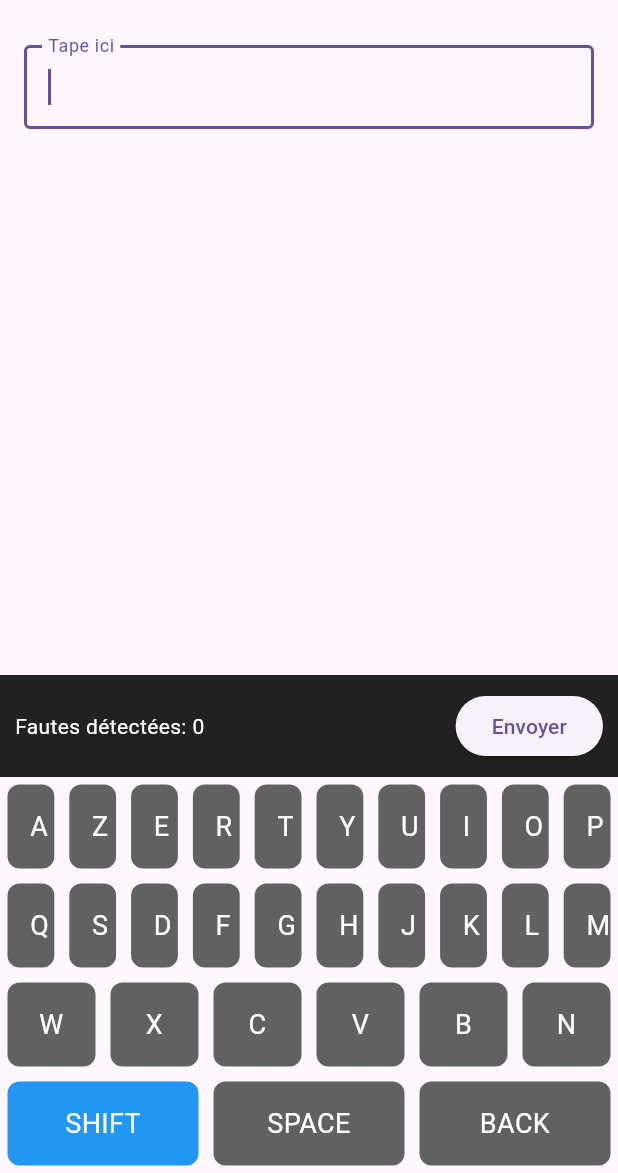
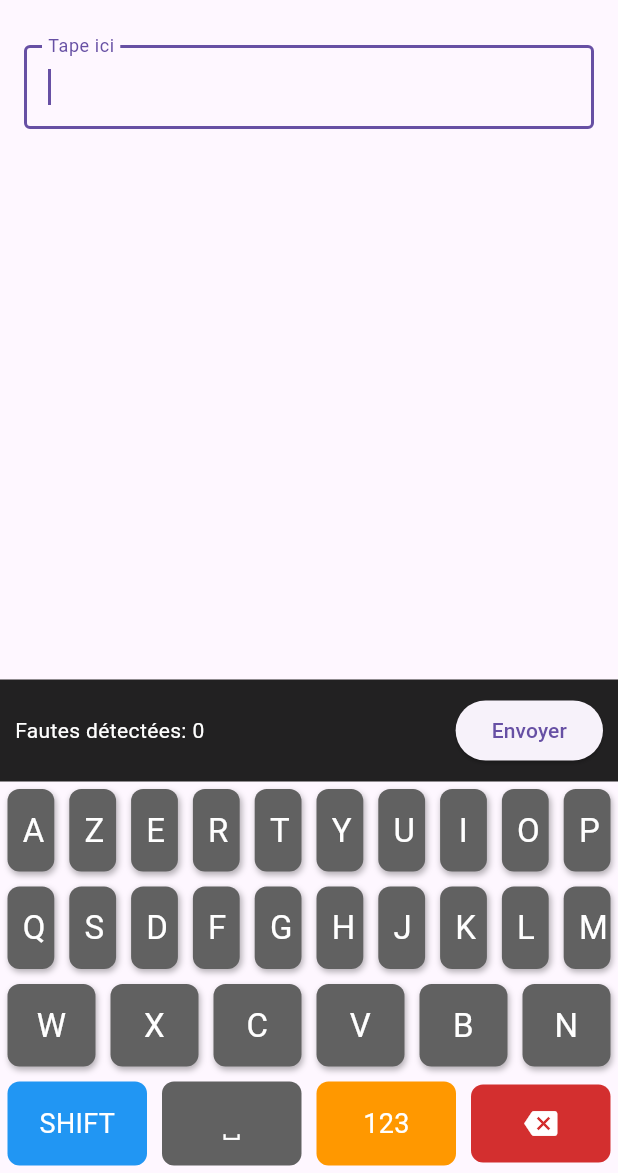
Before and after one commit to JavaChrist/Clavier_educatif, a Flutter app: the screen it shows after launch, on a phone screen of 412 x 824 dp, the part 63-1236 px from its top. Run offline on Flutter 3.47's test engine with Material 3 defaults, Android fonts, the phone set to English and light mode, and no system bars.

Commit message:
Amelioration du clavier

```diff
--- a/lib/screens/keyboard_screen.dart
+++ b/lib/screens/keyboard_screen.dart
@@ -15,7 +15,7 @@ class KeyboardScreenState extends State<KeyboardScreen> {
   final FocusNode _focusNode = FocusNode();
   List<Map<String, dynamic>> _errors = [];
   int _errorCount = 0;
-  bool _isUpperCase = true; // Ajout d'un état pour gérer les majuscules
+  bool _isUpperCase = true;
   Timer? _debounce;
 
   @override
@@ -43,13 +43,17 @@ class KeyboardScreenState extends State<KeyboardScreen> {
       if (key == "SPACE") {
         _controller.text += " ";
       } else if (key == "BACK" && _controller.text.isNotEmpty) {
-        _controller.text = _controller.text.substring(0, _controller.text.length - 1);
+        _controller.text = _controller.text.substring(
+          0,
+          _controller.text.length - 1,
+        );
       } else if (key == "BACK" && _controller.text.isEmpty) {
         return; // Empêche l'affichage de "BACK" si le champ est vide
       } else if (key == "SHIFT") {
         _isUpperCase = !_isUpperCase;
       } else {
-        _controller.text += _isUpperCase ? key.toUpperCase() : key.toLowerCase();
+        _controller.text +=
+            _isUpperCase ? key.toUpperCase() : key.toLowerCase();
       }
     });
 
@@ -79,7 +83,10 @@ class KeyboardScreenState extends State<KeyboardScreen> {
                       decoration: InputDecoration(
                         labelText: "Tape ici",
                         border: OutlineInputBorder(),
-                        errorText: _errors.isNotEmpty ? "⚠ ${_errors.length} fautes détectées" : null,
+                        errorText:
+                            _errors.isNotEmpty
+                                ? "⚠ ${_errors.length} fautes détectées"
+                                : null,
                       ),
                       style: const TextStyle(color: Colors.black),
                     ),
@@ -89,12 +96,8 @@ class KeyboardScreenState extends State<KeyboardScreen> {
                     onSubmit: () {},
                     errorCount: _errorCount,
                     onKeyTap: _onKeyTap,
-                    isUpperCase: _isUpperCase, // Ajouté pour gérer les majuscules
-                    onShiftTap: () {
-                      setState(() {
-                        _isUpperCase = !_isUpperCase;
-                      });
-                    }, // Ajouté pour basculer entre majuscule et minuscule
+                    isUpperCase: _isUpperCase,
+                    onShiftTap: () => _onKeyTap("SHIFT"),
                   ),
                 ],
               ),
--- a/lib/widgets/custom_keyboard.dart
+++ b/lib/widgets/custom_keyboard.dart
@@ -1,6 +1,6 @@
 import 'package:flutter/material.dart';
 
-class CustomKeyboard extends StatelessWidget {
+class CustomKeyboard extends StatefulWidget {
   final TextEditingController controller;
   final VoidCallback onSubmit;
   final int errorCount;
@@ -8,7 +8,7 @@ class CustomKeyboard extends StatelessWidget {
   final bool isUpperCase;
   final VoidCallback onShiftTap;
 
-  CustomKeyboard({
+  const CustomKeyboard({
     super.key,
     required this.controller,
     required this.onSubmit,
@@ -17,6 +17,14 @@ class CustomKeyboard extends StatelessWidget {
     required this.isUpperCase,
     required this.onShiftTap,
   });
+
+  @override
+  CustomKeyboardState createState() => CustomKeyboardState();
+}
+
+class CustomKeyboardState extends State<CustomKeyboard> {
+  bool isSymbols = false; // Toggle pour chiffres & symboles
+  bool isPressed = false; // Variable globale pour gérer l'effet d'appui
 
   final List<String> keysRow1 = [
     'A',
@@ -43,37 +51,64 @@ class CustomKeyboard extends StatelessWidget {
     'M',
   ];
   final List<String> keysRow3 = ['W', 'X', 'C', 'V', 'B', 'N'];
+  final List<String> numberKeys = [
+    '1',
+    '2',
+    '3',
+    '4',
+    '5',
+    '6',
+    '7',
+    '8',
+    '9',
+    '0',
+  ];
+  final List<String> symbolKeys = [
+    '!',
+    '@',
+    '#',
+    r'$',
+    '%',
+    '^',
+    '&',
+    '*',
+    '(',
+    ')',
+  ];
 
   @override
   Widget build(BuildContext context) {
-    double keyboardWidth =
-        MediaQuery.of(context).size.width; // Ajuste à la largeur de l'écran
+    double keyboardWidth = MediaQuery.of(context).size.width;
     return SizedBox(
       width: keyboardWidth,
       child: Column(
         mainAxisAlignment: MainAxisAlignment.end,
         children: [
-          Container(
+          _buildHeader(),
+          isSymbols ? _buildKeyRow(numberKeys) : _buildKeyRow(keysRow1),
+          isSymbols ? _buildKeyRow(symbolKeys) : _buildKeyRow(keysRow2),
+          _buildKeyRow(keysRow3),
+          _buildBottomRow(),
+        ],
+      ),
+    );
+  }
+
+  Widget _buildHeader() {
+    return Container(
       color: Colors.black87,
-            padding: EdgeInsets.all(10),
+      padding: const EdgeInsets.all(10),
       child: Row(
         mainAxisAlignment: MainAxisAlignment.spaceBetween,
         children: [
           Text(
-                  "Fautes détectées: $errorCount",
-                  style: TextStyle(color: Colors.white),
+            "Fautes détectées: ${widget.errorCount}",
+            style: const TextStyle(color: Colors.white),
           ),
           ElevatedButton(
-                  onPressed: errorCount > 3 ? null : onSubmit,
-                  child: Text("Envoyer"),
+            onPressed: widget.errorCount > 3 ? null : widget.onSubmit,
+            child: const Text("Envoyer"),
           ),
-              ],
-            ),
-          ),
-          _buildKeyRow(keysRow1),
-          _buildKeyRow(keysRow2),
-          _buildKeyRow(keysRow3),
-          _buildBottomRow(),
         ],
       ),
     );
@@ -88,20 +123,51 @@ class CustomKeyboard extends StatelessWidget {
 
   Widget _buildKey(String key) {
     return GestureDetector(
-      onTap: () => onKeyTap(key),
-      child: Container(
-        margin: EdgeInsets.all(5),
-        padding: EdgeInsets.all(15),
+      onTapDown: (_) {
+        setState(() {
+          isPressed = true;
+        });
+      },
+      onTapUp: (_) {
+        Future.delayed(const Duration(milliseconds: 100), () {
+          if (mounted) {
+            setState(() {
+              isPressed = false;
+            });
+          }
+        });
+      },
+      onTapCancel: () {
+        setState(() {
+          isPressed = false;
+        });
+      },
+      onTap: () => widget.onKeyTap(
+        widget.isUpperCase ? key.toUpperCase() : key.toLowerCase(),
+      ),
+      child: AnimatedContainer(
+        duration: const Duration(milliseconds: 100),
+        margin: const EdgeInsets.all(5),
+        padding: const EdgeInsets.symmetric(vertical: 12, horizontal: 10),
+        constraints: const BoxConstraints(minWidth: 40, minHeight: 50),
         decoration: BoxDecoration(
-          color: Colors.grey[700],
+          color: isPressed ? Colors.grey[500] : Colors.grey[700],
           borderRadius: BorderRadius.circular(8),
+          boxShadow: [
+            BoxShadow(
+              color: isPressed
+                  ? Colors.black.withAlpha(25)
+                  : Colors.black.withAlpha(76),
+              blurRadius: 3,
+              offset: const Offset(1, 2),
             ),
-        child: Center(
+          ],
+        ),
+        alignment: Alignment.center,
         child: Text(
-            key,
-            style: TextStyle(color: Colors.white, fontSize: 18),
-            textAlign: TextAlign.center, // Centre le texte dans la touche
-          ),
+          widget.isUpperCase ? key.toUpperCase() : key.toLowerCase(),
+          style: const TextStyle(color: Colors.white, fontSize: 22),
+          textAlign: TextAlign.center,
         ),
       ),
     );
@@ -111,22 +177,94 @@ class CustomKeyboard extends StatelessWidget {
     return Row(
       mainAxisAlignment: MainAxisAlignment.center,
       children: [
-        Expanded(child: GestureDetector(
-          onTap: onShiftTap,
+        Expanded(
+          child: GestureDetector(
+            onTap: widget.onShiftTap,
             child: Container(
-            margin: EdgeInsets.all(5),
-            padding: EdgeInsets.all(15),
+              margin: const EdgeInsets.all(5),
+              padding: const EdgeInsets.all(15),
               decoration: BoxDecoration(
                 color: Colors.blue,
                 borderRadius: BorderRadius.circular(8),
               ),
-            child: Center(
-              child: Text("SHIFT", style: TextStyle(color: Colors.white, fontSize: 18)),
+              child: const Center(
+                child: Text(
+                  "SHIFT",
+                  style: TextStyle(color: Colors.white, fontSize: 18),
                 ),
               ),
-        )),
-        Expanded(child: _buildKey("SPACE")),
-        Expanded(child: _buildKey("BACK")),
+            ),
+          ),
+        ),
+        Expanded(
+          child: GestureDetector(
+            onTap: () => widget.onKeyTap(" "),
+            child: Container(
+              margin: const EdgeInsets.all(5),
+              padding: const EdgeInsets.all(15),
+              decoration: BoxDecoration(
+                color: Colors.grey[700],
+                borderRadius: BorderRadius.circular(8),
+              ),
+              child: const Center(
+                child: Text(
+                  "␣",
+                  style: TextStyle(color: Colors.white, fontSize: 18),
+                ),
+              ),
+            ),
+          ),
+        ),
+        Expanded(
+          child: GestureDetector(
+            onTap: () => setState(() => isSymbols = !isSymbols),
+            child: Container(
+              margin: const EdgeInsets.all(5),
+              padding: const EdgeInsets.all(15),
+              decoration: BoxDecoration(
+                color: Colors.orange,
+                borderRadius: BorderRadius.circular(8),
+              ),
+              child: Center(
+                child: Text(
+                  isSymbols ? "ABC" : "123",
+                  style: const TextStyle(color: Colors.white, fontSize: 18),
+                ),
+              ),
+            ),
+          ),
+        ),
+        Expanded(
+          child: GestureDetector(
+            onLongPress: () {
+              String text = widget.controller.text.trim();
+              if (text.isNotEmpty) {
+                List<String> words = text.split(" ");
+                words.removeLast();
+                widget.controller.text = "${words.join(" ")} ";
+              }
+            },
+            onTap: () {
+              if (widget.controller.text.isNotEmpty) {
+                widget.controller.text = widget.controller.text.substring(
+                  0,
+                  widget.controller.text.length - 1,
+                );
+              }
+            },
+            child: Container(
+              margin: const EdgeInsets.all(5),
+              padding: const EdgeInsets.all(15),
+              decoration: BoxDecoration(
+                color: Colors.red[700],
+                borderRadius: BorderRadius.circular(8),
+              ),
+              child: const Center(
+                child: Icon(Icons.backspace, color: Colors.white, size: 22),
+              ),
+            ),
+          ),
+        ),
       ],
     );
   }
```
Also changed, not shown: 20 other files. Lines whose indentation alone changed are shown as unchanged.
